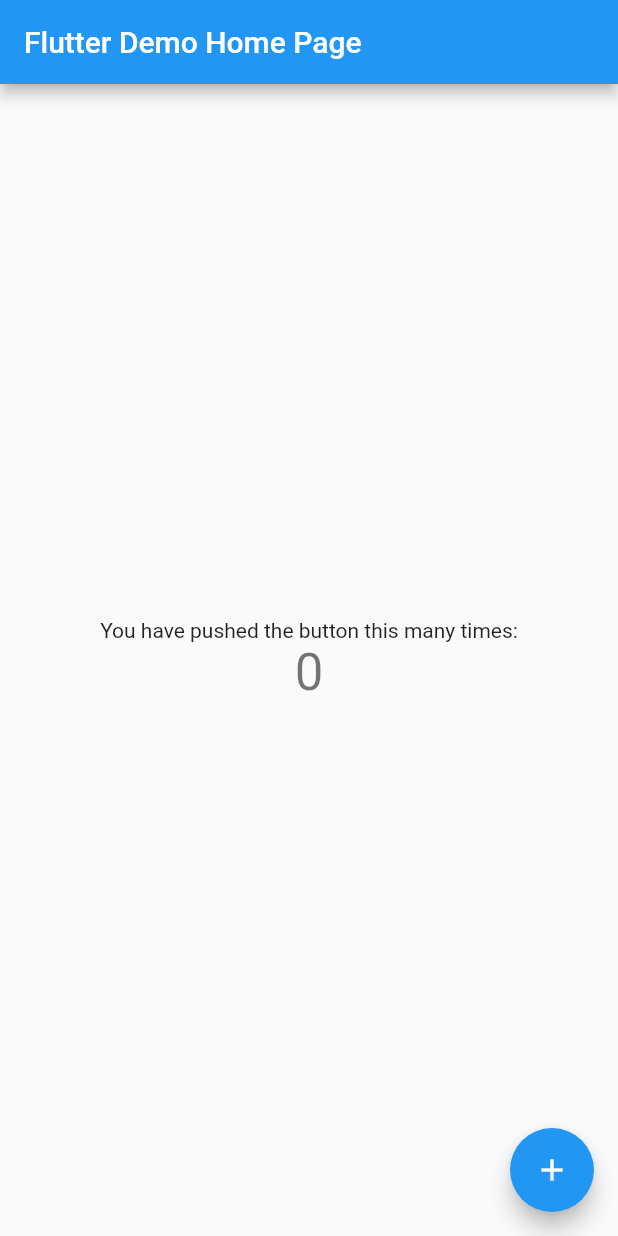
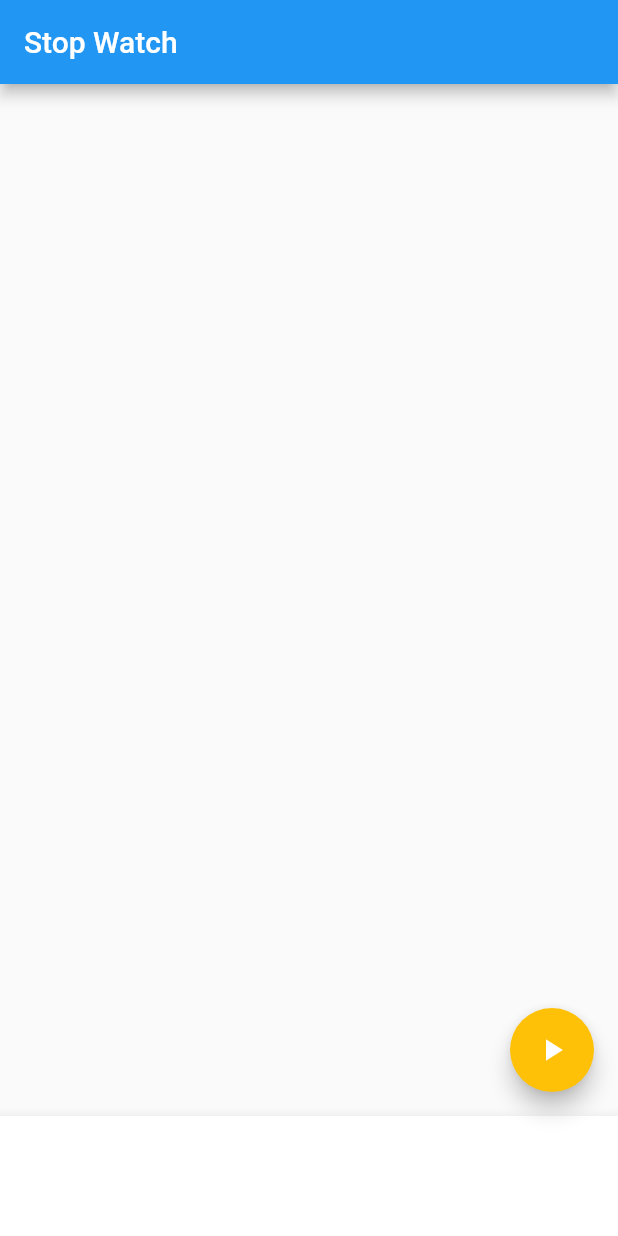
Before and after one commit to Ohgyuchan/flutter_timer_app, a Flutter app: the screen it shows after launch, on a phone screen of 412 x 824 dp. Run offline on Flutter 3.47's test engine with Material 2 defaults, Android fonts, the phone set to English and light mode, and no system bars.

Commit message:
초기 세팅

```diff
--- a/lib/main.dart
+++ b/lib/main.dart
@@ -9,105 +9,60 @@ class MyApp extends StatelessWidget {
   @override
   Widget build(BuildContext context) {
     return MaterialApp(
-      title: 'Flutter Demo',
       theme: ThemeData(
-        // This is the theme of your application.
-        //
-        // Try running your application with "flutter run". You'll see the
-        // application has a blue toolbar. Then, without quitting the app, try
-        // changing the primarySwatch below to Colors.green and then invoke
-        // "hot reload" (press "r" in the console where you ran "flutter run",
-        // or simply save your changes to "hot reload" in a Flutter IDE).
-        // Notice that the counter didn't reset back to zero; the application
-        // is not restarted.
         primarySwatch: Colors.blue,
       ),
-      home: MyHomePage(title: 'Flutter Demo Home Page'),
+      home: TimerScreen(title: 'Timer App'),
     );
   }
 }
 
-class MyHomePage extends StatefulWidget {
-  MyHomePage({Key? key, required this.title}) : super(key: key);
-
-  // This widget is the home page of your application. It is stateful, meaning
-  // that it has a State object (defined below) that contains fields that affect
-  // how it looks.
-
-  // This class is the configuration for the state. It holds the values (in this
-  // case the title) provided by the parent (in this case the App widget) and
-  // used by the build method of the State. Fields in a Widget subclass are
-  // always marked "final".
+class TimerScreen extends StatefulWidget {
+  TimerScreen({Key? key, required this.title}) : super(key: key);
 
   final String title;
 
   @override
-  _MyHomePageState createState() => _MyHomePageState();
+  _TimerScreenState createState() => _TimerScreenState();
 }
 
-class _MyHomePageState extends State<MyHomePage> {
-  int _counter = 0;
-
-  void _incrementCounter() {
-    setState(() {
-      // This call to setState tells the Flutter framework that something has
-      // changed in this State, which causes it to rerun the build method below
-      // so that the display can reflect the updated values. If we changed
-      // _counter without calling setState(), then the build method would not be
-      // called again, and so nothing would appear to happen.
-      _counter++;
-    });
-  }
+class _TimerScreenState extends State<TimerScreen> {
+  var _icon = Icons.play_arrow;
+  var _color = Colors.amber;
 
   @override
   Widget build(BuildContext context) {
-    // This method is rerun every time setState is called, for instance as done
-    // by the _incrementCounter method above.
-    //
-    // The Flutter framework has been optimized to make rerunning build methods
-    // fast, so that you can just rebuild anything that needs updating rather
-    // than having to individually change instances of widgets.
     return Scaffold(
       appBar: AppBar(
-        // Here we take the value from the MyHomePage object that was created by
-        // the App.build method, and use it to set our appbar title.
-        title: Text(widget.title),
+        title: Text('Stop Watch'),
       ),
-      body: Center(
-        // Center is a layout widget. It takes a single child and positions it
-        // in the middle of the parent.
-        child: Column(
-          // Column is also a layout widget. It takes a list of children and
-          // arranges them vertically. By default, it sizes itself to fit its
-          // children horizontally, and tries to be as tall as its parent.
-          //
-          // Invoke "debug painting" (press "p" in the console, choose the
-          // "Toggle Debug Paint" action from the Flutter Inspector in Android
-          // Studio, or the "Toggle Debug Paint" command in Visual Studio Code)
-          // to see the wireframe for each widget.
-          //
-          // Column has various properties to control how it sizes itself and
-          // how it positions its children. Here we use mainAxisAlignment to
-          // center the children vertically; the main axis here is the vertical
-          // axis because Columns are vertical (the cross axis would be
-          // horizontal).
-          mainAxisAlignment: MainAxisAlignment.center,
-          children: <Widget>[
-            Text(
-              'You have pushed the button this many times:',
-            ),
-            Text(
-              '$_counter',
-              style: Theme.of(context).textTheme.headline4,
-            ),
-          ],
+      body: _body(),
+      bottomNavigationBar: BottomAppBar(
+        child: Container(
+          height: 80,
         ),
       ),
       floatingActionButton: FloatingActionButton(
-        onPressed: _incrementCounter,
-        tooltip: 'Increment',
-        child: Icon(Icons.add),
-      ), // This trailing comma makes auto-formatting nicer for build methods.
+        onPressed: () => setState(() {
+          _click();
+        }),
+        child: Icon(_icon),
+        backgroundColor: _color,
+      ),
     );
   }
+
+  Widget _body() {
+    return Container();
+  }
+
+  void _click() {
+    if (_icon == Icons.play_arrow) {
+      _icon = Icons.pause;
+      _color = Colors.grey;
+    } else {
+      _icon = Icons.play_arrow;
+      _color = Colors.amber;
+    }
+  }
 }
```
